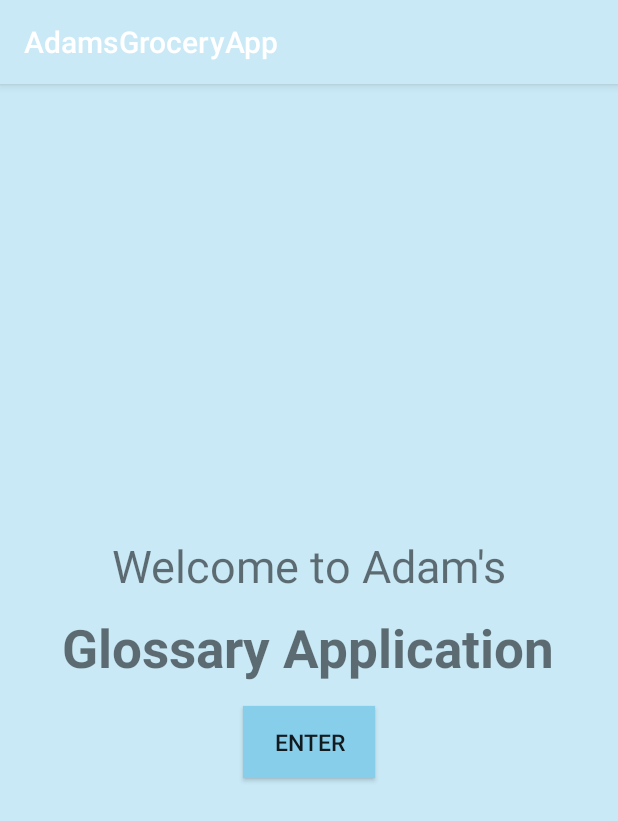
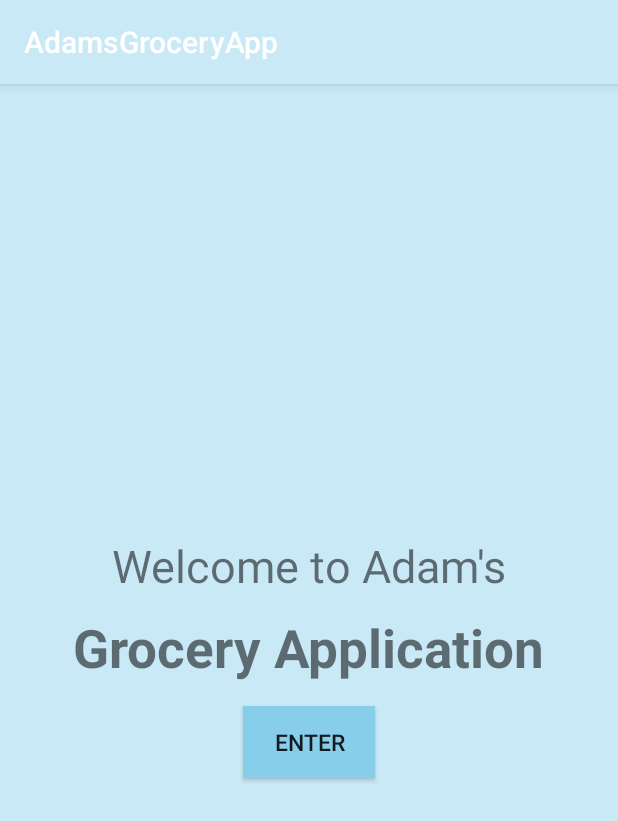
Before and after one commit to adamcreeves/GroceryApp, an Android app: the screen it shows after launch (StartActivity), on a phone screen of 412 x 824 dp. Shown: the top 821 px of the screen. Run offline under Robolectric (Android 15) with nearby library versions, the phone set to English and light mode, and no system bars.

Commit message:
Switch Homepage picture after app name correction

```diff
--- a/app/src/main/res/layout/activity_start.xml
+++ b/app/src/main/res/layout/activity_start.xml
@@ -23,7 +23,7 @@
             android:layout_gravity="center"
             android:layout_width="wrap_content"
             android:layout_height="wrap_content"
-            android:text="Glossary Application"
+            android:text="Grocery Application"
             android:textSize="35dp"
             android:textStyle="bold"/>
         <Button
```
Also changed, not shown: 2 other files.
